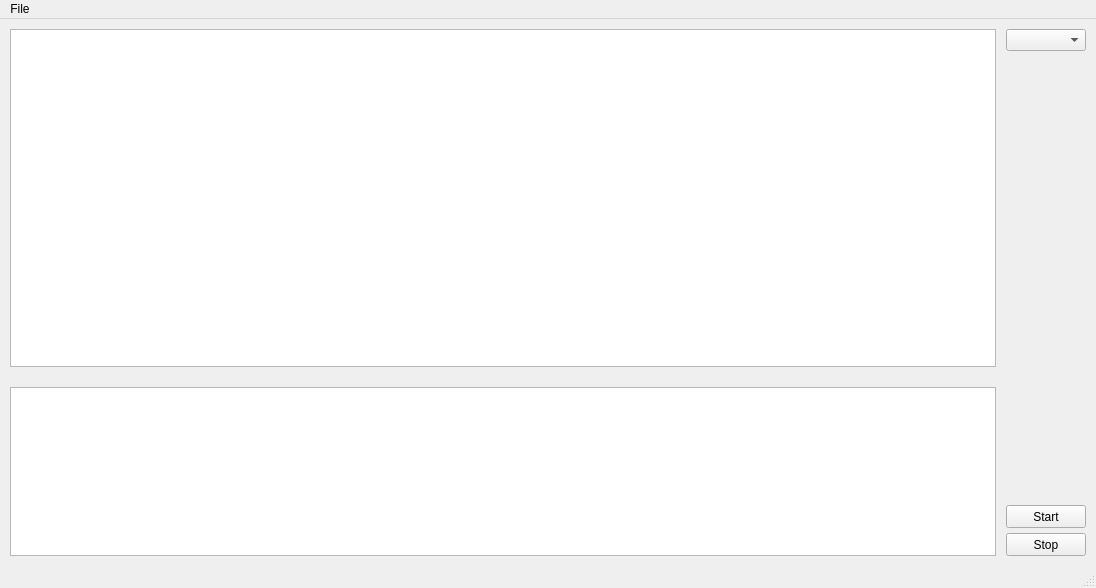
Before: the Qt Designer form window.ui in StepanTWL/mPDK, drawn with Qt 5.
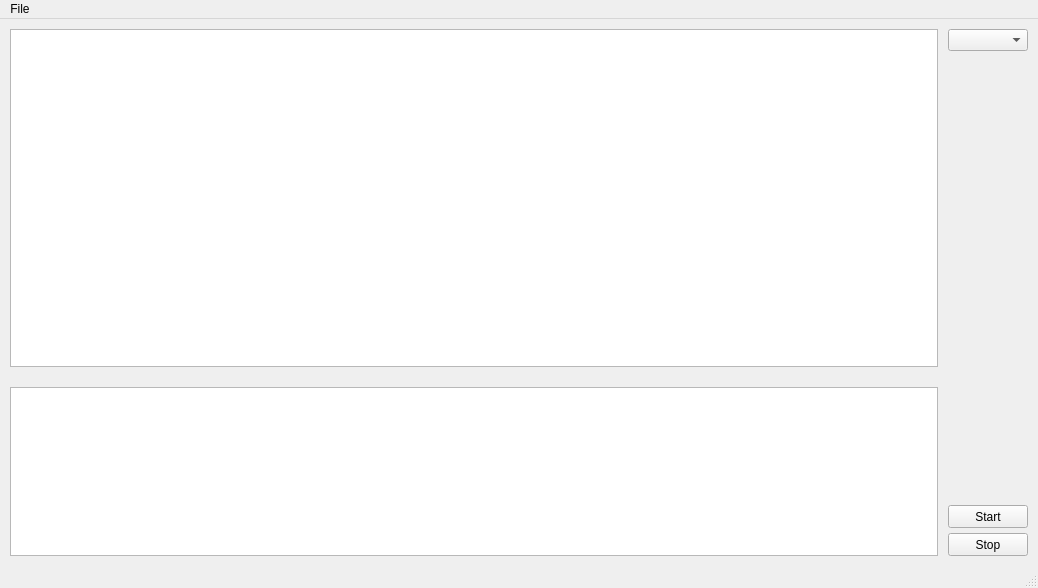
After: the same form once the commit is applied.

The edit to the form file:
```diff
--- a/window.ui
+++ b/window.ui
@@ -6,7 +6,7 @@
    <rect>
     <x>0</x>
     <y>0</y>
-    <width>1096</width>
+    <width>1038</width>
     <height>588</height>
    </rect>
   </property>
@@ -167,6 +167,9 @@
      <layout class="QVBoxLayout" name="verticalLayout_4">
       <item>
        <widget class="QComboBox" name="comboBox">
+        <property name="styleSheet">
+         <string notr="true"/>
+        </property>
         <property name="modelColumn">
          <number>0</number>
         </property>
@@ -195,7 +198,7 @@
     <rect>
      <x>0</x>
      <y>0</y>
-     <width>1096</width>
+     <width>1038</width>
      <height>21</height>
     </rect>
    </property>
```
